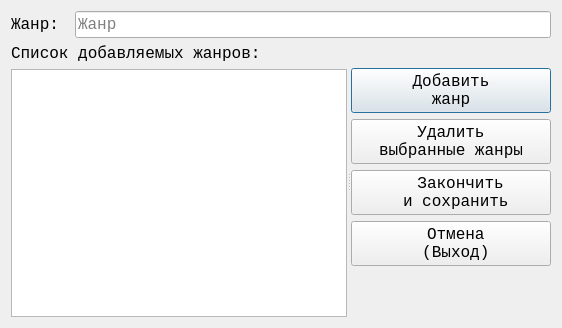
First picture: the form in gui/dlg_add_genres_ui.ui, repository alkostuchkov/Songbook, before the edit.
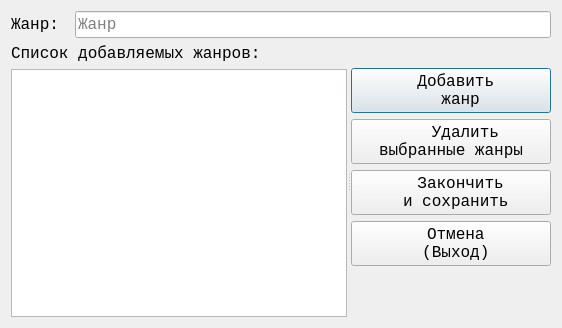
Second picture: the form after the edit. Icons and pictures are not drawn.

What changed in the file:
```diff
--- a/gui/dlg_add_genres_ui.ui
+++ b/gui/dlg_add_genres_ui.ui
@@ -161,8 +161,12 @@
           <cursorShape>PointingHandCursor</cursorShape>
          </property>
          <property name="text">
-          <string>Добавить
-жанр</string>
+          <string> Добавить
+  жанр</string>
+         </property>
+         <property name="icon">
+          <iconset resource="../res.qrc">
+           <normaloff>:/icons/add.png</normaloff>:/icons/add.png</iconset>
          </property>
          <property name="iconSize">
           <size>
@@ -185,7 +189,7 @@
           <cursorShape>PointingHandCursor</cursorShape>
          </property>
          <property name="text">
-          <string>Удалить
+          <string>   Удалить
 выбранные жанры</string>
          </property>
          <property name="iconSize">
```
Left out of the diff: 20 changed lines with no effect on the pictures.
